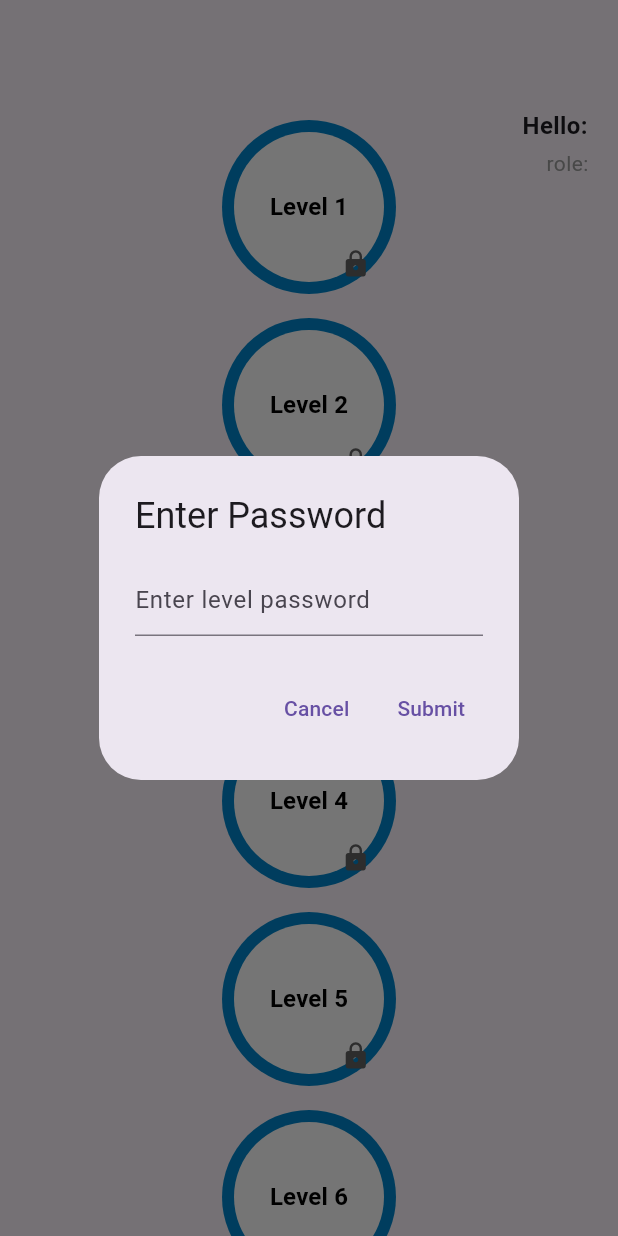
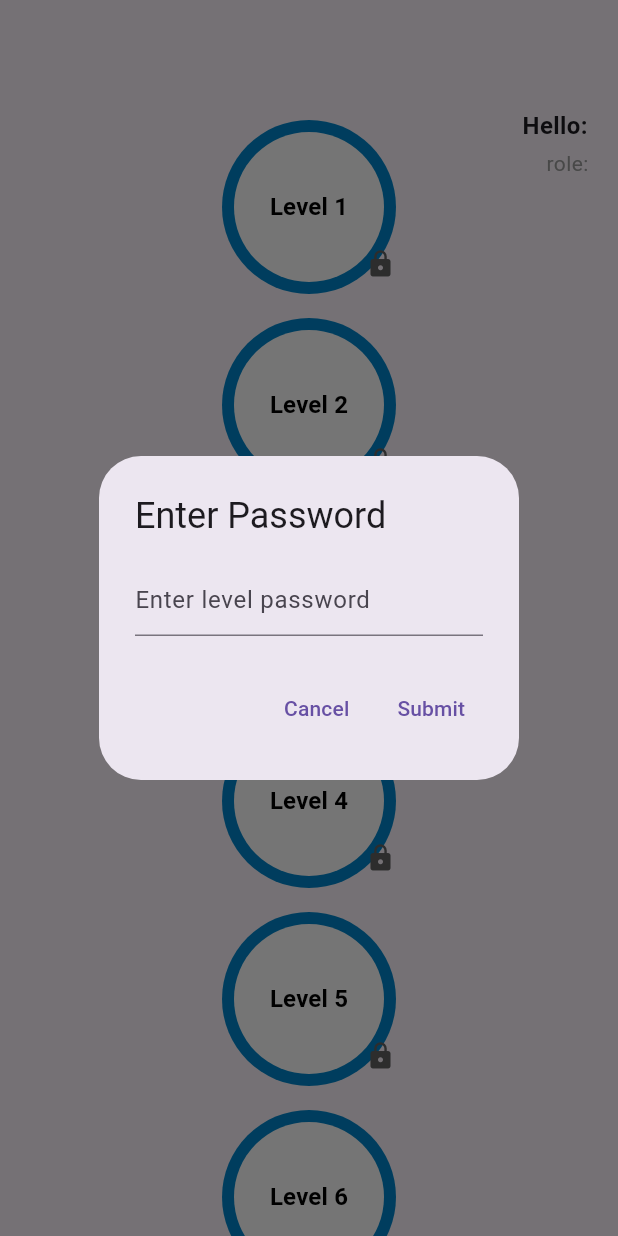
Before and after one commit to Mostafa424-web/work_task, a Flutter app: the HomeScreenView screen opened directly with empty values, after a tap on "Level 1", on a phone screen of 412 x 824 dp. Run offline on Flutter 3.47's test engine with Material 3 defaults, Android fonts, the phone set to English and light mode, and no system bars; our stand-ins replace cloud_firestore, firebase_auth, firebase_core, firebase_storage, font_awesome_flutter, image_picker and 2 more; missing offline and left inert: mobile_scanner; accounts and stored records are empty.

Commit message:
change some thing

```diff
--- a/lib/bottomnavbar/home.dart
+++ b/lib/bottomnavbar/home.dart
@@ -2,6 +2,7 @@ import 'package:cloud_firestore/cloud_firestore.dart';
 import 'package:flutter/material.dart';
 import 'package:works/bottomnavbar/quiz.dart';
 
+import '../utils/functions.dart';
 import '../utils/level_card.dart';
 
 class HomeScreenView extends StatefulWidget {
@@ -11,6 +12,7 @@ class HomeScreenView extends StatefulWidget {
   State<HomeScreenView> createState() => _HomeScreenViewState();
 }
 String passLevel = '';
+List levels = [];
 final TextEditingController passLevelController = TextEditingController();
 
 
@@ -18,6 +20,11 @@ class _HomeScreenViewState extends State<HomeScreenView> {
   @override
   void dispose() {
     super.dispose();
+  }
+  @override
+  void initState() {
+    _loadCompletedLevels();
+    super.initState();
   }
   @override
   Widget build(BuildContext context) {
@@ -69,6 +76,7 @@ class _HomeScreenViewState extends State<HomeScreenView> {
                         padding: const EdgeInsets.symmetric(vertical: 8.0),
                         child: LevelCard(
                           passLevel: passLevel,
+                            levels: levels,
                             level: index + 1,
                             onTap: () => showPasswordDialog(context, index,'${widget.userData!['role']}'),
                             index: index, studentRole: '${widget.userData!['role']}',),
@@ -81,8 +89,25 @@ class _HomeScreenViewState extends State<HomeScreenView> {
       ),
     );
   }
-}
 
+  Future<void> _loadCompletedLevels() async {
+    try {
+      DocumentSnapshot userSnapshot = await FirebaseFirestore.instance
+          .collection('users')
+          .doc(widget.userData!['uid']) // Unique user ID
+          .get();
+      Map<String, dynamic>? userData =
+      userSnapshot.data() as Map<String, dynamic>?;
+
+      if (userData != null && widget.userData!['completedLevels'] != null) {
+        setState(() {
+          levels = List<String>.from(widget.userData!['completedLevels']);
+        });
+      }
+    } catch (e) {
+      print('Error loading completed levels: $e');
+    }
+  }
 void showPasswordDialog(BuildContext context, int index, String roleStudent) {
   showDialog(
     context: context,
@@ -119,13 +144,24 @@ void showPasswordDialog(BuildContext context, int index, String roleStudent) {
                   data['Level ${index + 1}']) {
                 print('Password correct for Level ${index + 1}');
                 passLevel = 'Level ${index + 1}';
+                if (!levels.contains(passLevel)) {
+                  levels.add(passLevel); // Add to completed levels
+                }
+                // Update Firestore
+                await FirebaseFirestore.instance
+                    .collection('users')
+                    .doc(widget.userData!['uid']) // Unique user ID
+                    .update({
+                  'completedLevels': FieldValue.arrayUnion([passLevel]),
+                });
                 passLevelController.clear();
+                setState(() {  });
                 Navigator.pushReplacement(
                   context,
                   MaterialPageRoute(builder: (context) => QuizScreen(level: passLevel,role: roleStudent,)),
                 );
               } else {
-                print('Incorrect Pass');
+                showCustomSnackBar(context: context, message: 'Your Password Incorrect');
               }
             },
             child: const Text("Submit"),
@@ -135,3 +171,4 @@ void showPasswordDialog(BuildContext context, int index, String roleStudent) {
     },
   );
 }
+}
--- a/lib/sign/login_screen.dart
+++ b/lib/sign/login_screen.dart
@@ -1,6 +1,7 @@
 import 'package:cloud_firestore/cloud_firestore.dart';
 import 'package:firebase_auth/firebase_auth.dart';
 import 'package:flutter/material.dart';
+import 'package:works/sign/sign_up.dart';
 import '../utils/functions.dart';
 import '../utils/sign_button.dart';
 import '../utils/styles.dart';
@@ -126,8 +127,9 @@ class _LoginScreenState extends State<LoginScreen> {
         if (userDoc.exists) {
           Map<String, dynamic>? userData =
               userDoc.data() as Map<String, dynamic>?;
-
-          Navigator.pushNamed(
+          nameController.clear();
+          emailController.clear();
+          Navigator.pushReplacementNamed(
             context,
             '/bottomNav',
             arguments: userData,
--- a/lib/utils/functions.dart
+++ b/lib/utils/functions.dart
@@ -41,7 +41,6 @@ Future<User?> signUpWithEmailAndPassword(
     context,
     String? role,
     String passwordRole) async {
-  int currentNumber = 1;
   try {
     // Check if email, password or name is empty
     if (email.isEmpty ||
@@ -56,7 +55,6 @@ Future<User?> signUpWithEmailAndPassword(
           .doc('passwords')
           .get();
       final passrole = docSnapshot.data();
-      currentNumber = currentNumber + 1;
       if ((role == 'Flutter Mentor' ||
               role == 'UI/UX Mentor' ||
               role == 'Tester Mentor' ||
@@ -69,18 +67,18 @@ Future<User?> signUpWithEmailAndPassword(
           passwordRole == passrole![role]) {
         User? user = await signup_handle(email, password);
         Map<String, dynamic> userData = {
-          'number': currentNumber,
           'name': name,
           'email': email,
           'role': role,
           'created_at': FieldValue.serverTimestamp(),
           'uid': user!.uid,
+          'completedLevels': [],
         };
         await FirebaseFirestore.instance
             .collection('users')
             .doc(user.uid)
             .set(userData);
-        Navigator.pushNamed(
+        Navigator.pushReplacementNamed(
           context,
           '/bottomNav',
           arguments: userData,
--- a/lib/utils/level_card.dart
+++ b/lib/utils/level_card.dart
@@ -6,11 +6,12 @@ class LevelCard extends StatelessWidget {
   final int? index;
   final String studentRole;
   final String passLevel;
+  final List levels;
   const LevelCard({
     super.key,
     required this.level,
     required this.onTap,
-    this.index, required this.studentRole, required this.passLevel,
+    this.index, required this.studentRole, required this.passLevel, required this.levels,
   });
 
   @override
@@ -39,17 +40,17 @@ class LevelCard extends StatelessWidget {
               ),
             ),
           ),
-          passLevel != 'Level ${index! + 1}'
-              ? Positioned(
-            right: MediaQuery.of(context).size.width * 0.4,
+          passLevel == 'Level ${index! + 1}' || levels.contains('Level ${index! + 1}')
+              ? const SizedBox() // Level is unlocked, no lock icon
+              : Positioned(
+            right: MediaQuery.of(context).size.width * 0.36,
             bottom: 10,
             child: Icon(
-              Icons.lock, // Example icon, replace if needed
+              Icons.lock,
               color: Colors.grey[700],
               size: 20,
             ),
-          )
-              : const SizedBox(),
+          ),
         ],
       ),
     );
```
